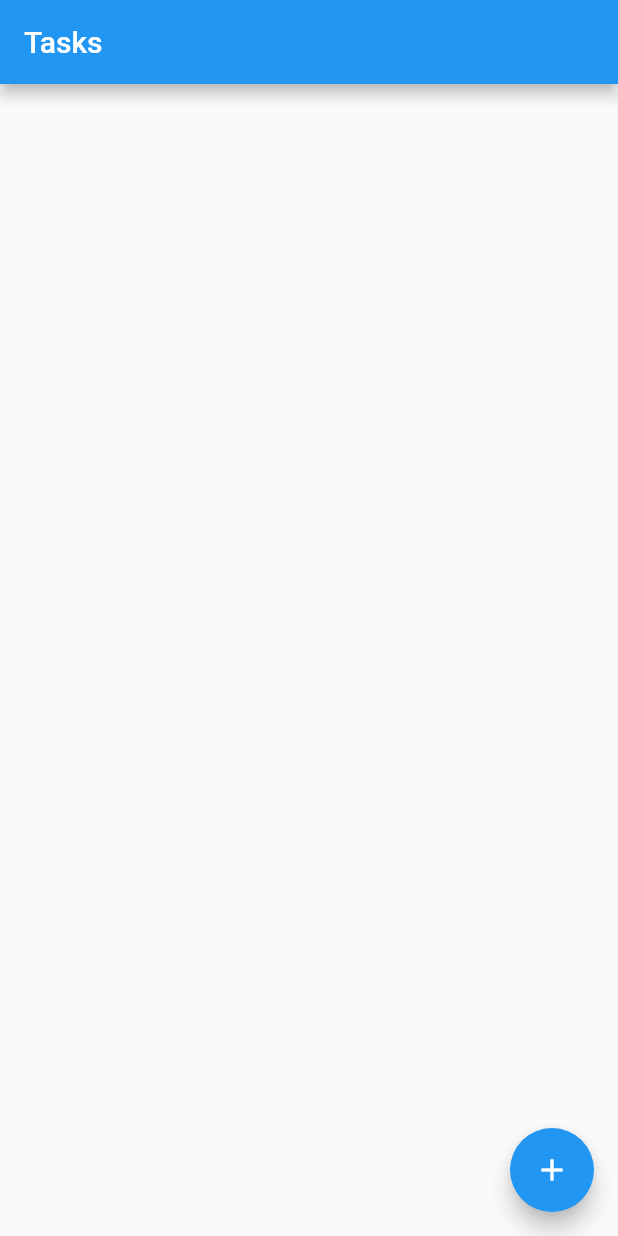
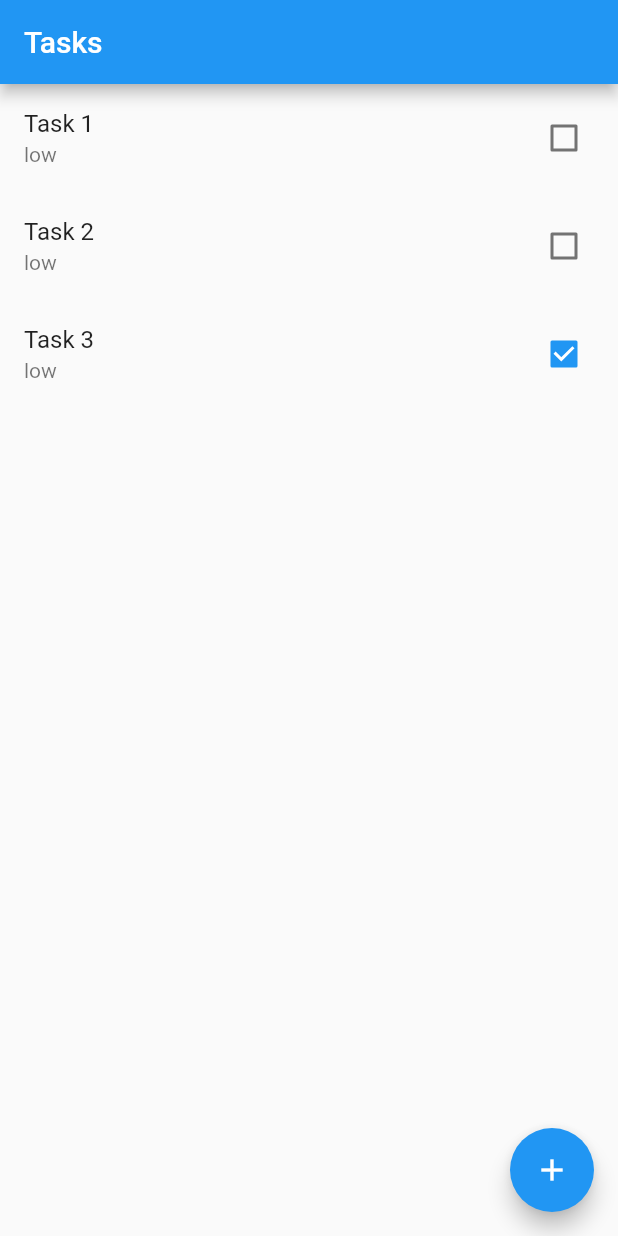
Before and after one commit to hunteradv/task_list, a Flutter app: the screen it shows after launch, on a phone screen of 412 x 824 dp. Run offline on Flutter 3.47's test engine with Material 2 defaults, Android fonts, the phone set to English and light mode, and no system bars.

```diff
--- a/lib/main.dart
+++ b/lib/main.dart
@@ -15,7 +15,7 @@ class MyApp extends StatelessWidget {
       initialRoute: '/task_list',
       routes: {
         '/task_create': (context) => const TaskCreatePage(),
-        '/task_list': (context) => const TaskListPage()
+        '/task_list': (context) => TaskListPage()
       },
     );
   }
--- /dev/null
+++ b/lib/task.dart
@@ -0,0 +1,8 @@
+class Task {
+  String? id;
+  String? name;
+  String? priority;
+  bool? finished;
+
+  Task(this.id, this.name, {this.priority = 'low', this.finished = false});
+}
--- a/lib/task_create.dart
+++ b/lib/task_create.dart
@@ -14,7 +14,7 @@ class TaskCreatePage extends StatelessWidget {
         child: Column(
           children: [
             const TextField(),
-            Container(
+            SizedBox(
               width: double.infinity,
               child: ElevatedButton(
                 onPressed: () => Navigator.of(context).pop(),
--- a/lib/task_list.dart
+++ b/lib/task_list.dart
@@ -1,8 +1,12 @@
 import 'package:flutter/material.dart';
-import 'package:task_list/task_create.dart';
+import 'task.dart';
 
 class TaskListPage extends StatelessWidget {
-  const TaskListPage({super.key});
+  List<Task> tasks = [
+    Task('1', 'Task 1'),
+    Task('2', 'Task 2', priority: 'low'),
+    Task('3', 'Task 3', finished: true),
+  ];
 
   @override
   Widget build(BuildContext context) {
@@ -10,7 +14,15 @@ class TaskListPage extends StatelessWidget {
       appBar: AppBar(
         title: const Text("Tasks"),
       ),
-      body: Container(),
+      body: ListView(
+          children: tasks
+              .map((task) => CheckboxListTile(
+                    onChanged: (value) {},
+                    value: task.finished,
+                    title: Text(task.name!),
+                    subtitle: Text(task.priority!),
+                  ))
+              .toList()),
       floatingActionButton: FloatingActionButton(
         onPressed: () => Navigator.of(context).pushNamed('/task_create'),
         child: const Icon(Icons.add),
```
